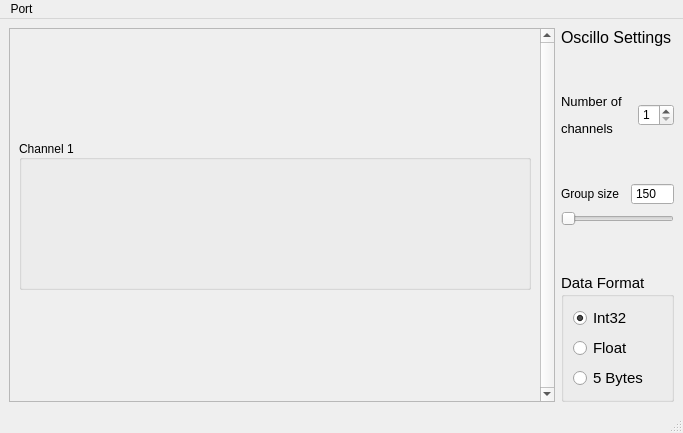
Old version of the form mainwindow.ui in the repository Kortepk/Oscillo-Parser.
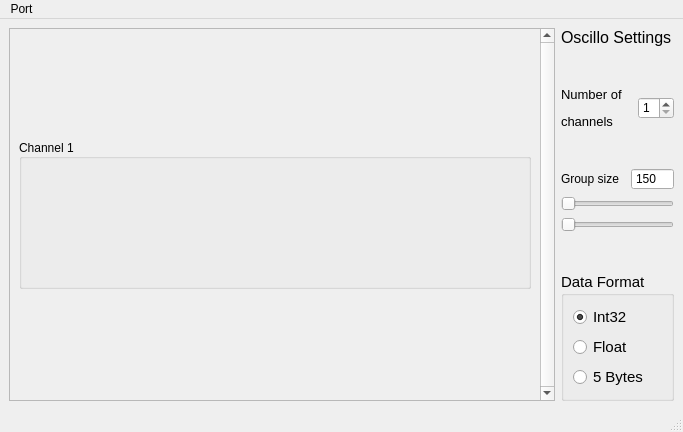
New version of the form.

Commit message: add shadow point list and draw recieving points (unstable)

```diff
--- a/mainwindow.ui
+++ b/mainwindow.ui
@@ -7,7 +7,7 @@
     <x>0</x>
     <y>0</y>
     <width>683</width>
-    <height>433</height>
+    <height>432</height>
    </rect>
   </property>
   <property name="windowTitle">
@@ -61,7 +61,7 @@
            <x>0</x>
            <y>0</y>
            <width>529</width>
-           <height>368</height>
+           <height>367</height>
           </rect>
          </property>
          <property name="sizePolicy">
@@ -268,6 +268,22 @@
         </item>
        </layout>
       </item>
+      <item>
+       <widget class="QSlider" name="MaxPointSlider">
+        <property name="minimum">
+         <number>1</number>
+        </property>
+        <property name="maximum">
+         <number>100000</number>
+        </property>
+        <property name="value">
+         <number>100</number>
+        </property>
+        <property name="orientation">
+         <enum>Qt::Horizontal</enum>
+        </property>
+       </widget>
+      </item>
       <item>
        <spacer name="verticalSpacer_3">
         <property name="orientation">
```
The commit also changes 2 other files.
